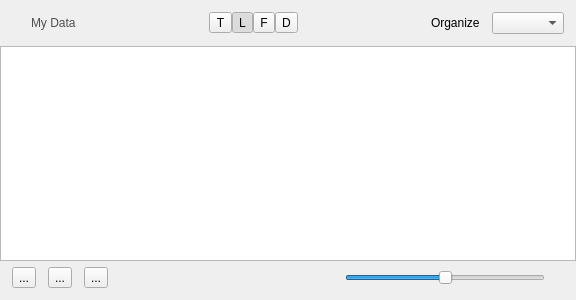
Above: source/ui/AMDataView.ui from acquaman/acquaman before the change. Below: the same form after it.
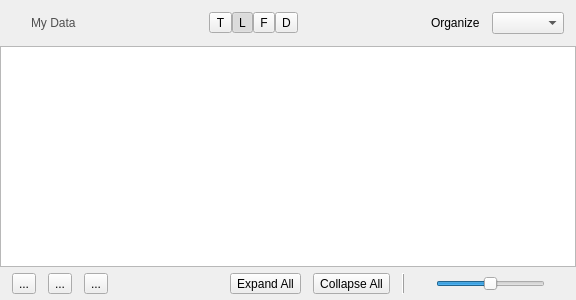
That is the form after the change. Icons and pictures are not drawn.

Commit message: added Expand All and Collapse All buttons to the AMDataView

Patch:
```diff
--- a/source/ui/AMDataView.ui
+++ b/source/ui/AMDataView.ui
@@ -207,7 +207,7 @@
       <number>12</number>
      </property>
      <property name="bottomMargin">
-      <number>12</number>
+      <number>6</number>
      </property>
      <item>
       <widget class="QToolButton" name="openButton1">
@@ -243,6 +243,30 @@
        </property>
       </spacer>
      </item>
+     <item>
+      <widget class="QToolButton" name="expandAllButton">
+       <property name="text">
+        <string>Expand All</string>
+       </property>
+      </widget>
+     </item>
+     <item>
+      <widget class="QToolButton" name="collapseAllButton">
+       <property name="text">
+        <string>Collapse All</string>
+       </property>
+      </widget>
+     </item>
+     <item>
+      <widget class="QFrame" name="frame">
+       <property name="frameShape">
+        <enum>QFrame::VLine</enum>
+       </property>
+       <property name="frameShadow">
+        <enum>QFrame::Raised</enum>
+       </property>
+      </widget>
+     </item>
      <item>
       <widget class="QLabel" name="sizeIconSmall">
        <property name="maximumSize">
```
The commit also changes 4 other files.
